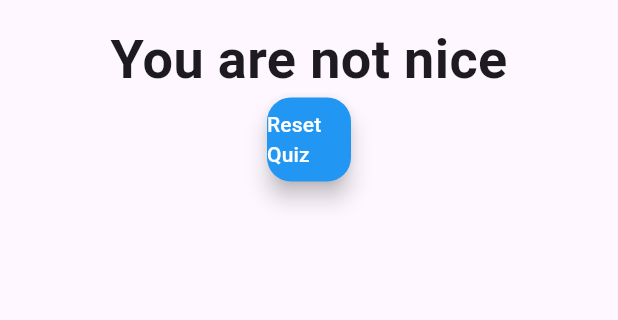
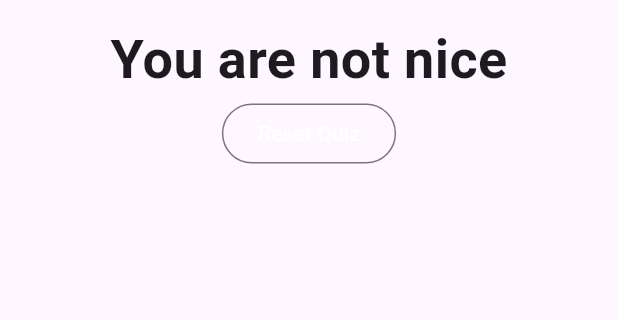
Before and after one commit to Birkity/flutter-complete-guide, a Flutter app: the screen it shows after launch, after a tap on "Black", after a tap on "Snake", after a tap on "Mr. Smith", on a phone screen of 412 x 824 dp, the part 63-383 px from its top. Run offline on Flutter 3.47's test engine with Material 3 defaults, Android fonts, the phone set to English and light mode, and no system bars.

Commit message:
Replace FloatingActionButton with OutlinedButton in Result widget

```diff
--- a/lib/result.dart
+++ b/lib/result.dart
@@ -34,7 +34,7 @@ class Result extends StatelessWidget {
             ),
             textAlign: TextAlign.center,
           ),
-          FloatingActionButton(
+          OutlinedButton(
             onPressed: resetHandler,
             child: Text(
               'Reset Quiz',
@@ -42,7 +42,6 @@ class Result extends StatelessWidget {
                 color: Colors.white,
               ),
             ),
-            backgroundColor: Colors.blue,
           ),
         ],
       ),
```
